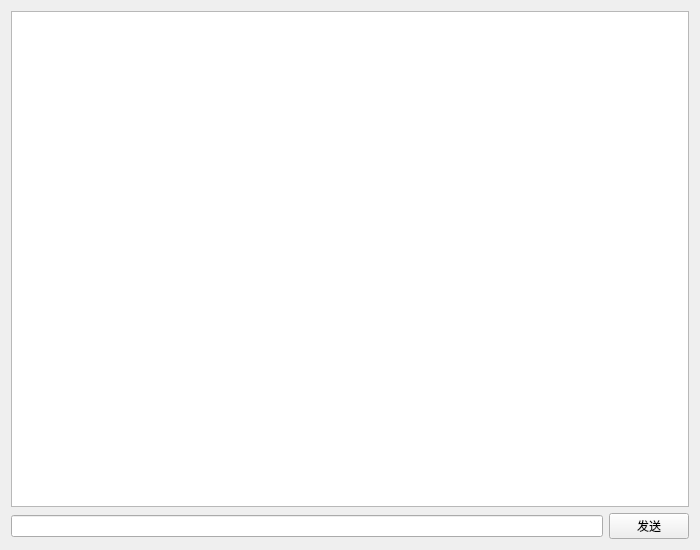
Before: the Qt Designer form Client/chat.ui in 23Lm-star/QT-, drawn with Qt 5.
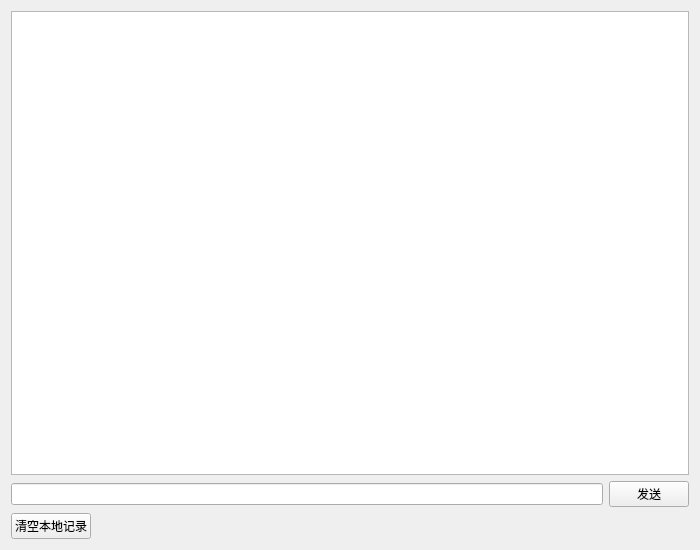
After: the same form once the commit is applied. Icons and pictures are not drawn.

Commit message:
feat(client): REQ-CLI-MSGSTORE-001 接收消息本地存储与私聊 16 入库应答
桌面客户端把收到的群/私聊消息与发送成功的消息持久化到本机，重启后可见历史。
只记录本地水位及之前的序号：越界消息留在内存，补洞后按序晋升；系统事件只占号
不落库（否则水位之后永久停写）。群一库、私聊一库，库内按 user 列隔离，明文，
每会话保留最近 500 条；群聊与私聊窗口各加「清空本地记录」按钮（清空保留水位）。

服务端仅一处行为变更：私聊向发送方生成 16 应答，ret 取 INSERT 结果而非在线标志；
协议编号与两端 protocol.h 不变，接收人的 15 报文逐字节不变，旧客户端与网页端忽略 16。

验证：存储层断言探针 26/26（含变异检查）、群+私聊完整场景 e2e 18/18、私聊 16 应答
11/11；回归 SEC-001 48/48、GROUP-003 45/45、GROUP-004 23/23、GROUP-002 37/38
（唯一失败项 p8d 依赖仓库外历史 harness，已登记 TODO）。未验证：16 的 ret=0 分支、
私聊最后一轮界面修复（用户决定不再复验）。过程记录归档于 docs/archive。

Diff of the .ui file:
```diff
--- a/Client/chat.ui
+++ b/Client/chat.ui
@@ -35,6 +35,34 @@
          </property>
         </widget>
        </item>
+
+      </layout>
+     </item>
+     <item>
+      <layout class="QHBoxLayout" name="toolLayout">
+       <item>
+        <widget class="QPushButton" name="clear_PB">
+         <property name="text">
+          <string>清空本地记录</string>
+         </property>
+         <property name="toolTip">
+          <string>只删除本机保存的聊天记录，不影响服务端与其它设备</string>
+         </property>
+        </widget>
+       </item>
+       <item>
+        <spacer name="toolSpacer">
+         <property name="orientation">
+          <enum>Qt::Horizontal</enum>
+         </property>
+         <property name="sizeHint" stdset="0">
+          <size>
+           <width>40</width>
+           <height>20</height>
+          </size>
+         </property>
+        </spacer>
+       </item>
       </layout>
      </item>
     </layout>
```
The commit also changes 25 other files.
